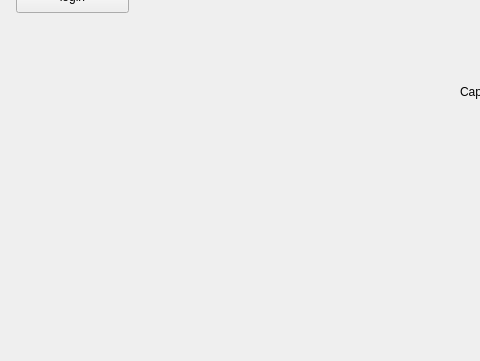
Qt form mainwindow.ui (degieusz/face_recogniction) before a commit; both pictures show x 0 to 480 and y 171 to 532 of the 1101 by 532 pixel window.
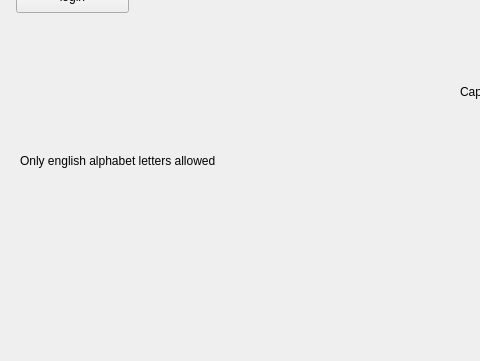
The same form after that commit.

Diff of the .ui file:
```diff
--- a/mainwindow.ui
+++ b/mainwindow.ui
@@ -102,6 +102,19 @@
      <string/>
     </property>
    </widget>
+   <widget class="QLabel" name="english_alphabet">
+    <property name="geometry">
+     <rect>
+      <x>20</x>
+      <y>296</y>
+      <width>241</width>
+      <height>33</height>
+     </rect>
+    </property>
+    <property name="text">
+     <string>Only english alphabet letters allowed</string>
+    </property>
+   </widget>
   </widget>
   <widget class="QMenuBar" name="menuBar">
    <property name="geometry">
```
